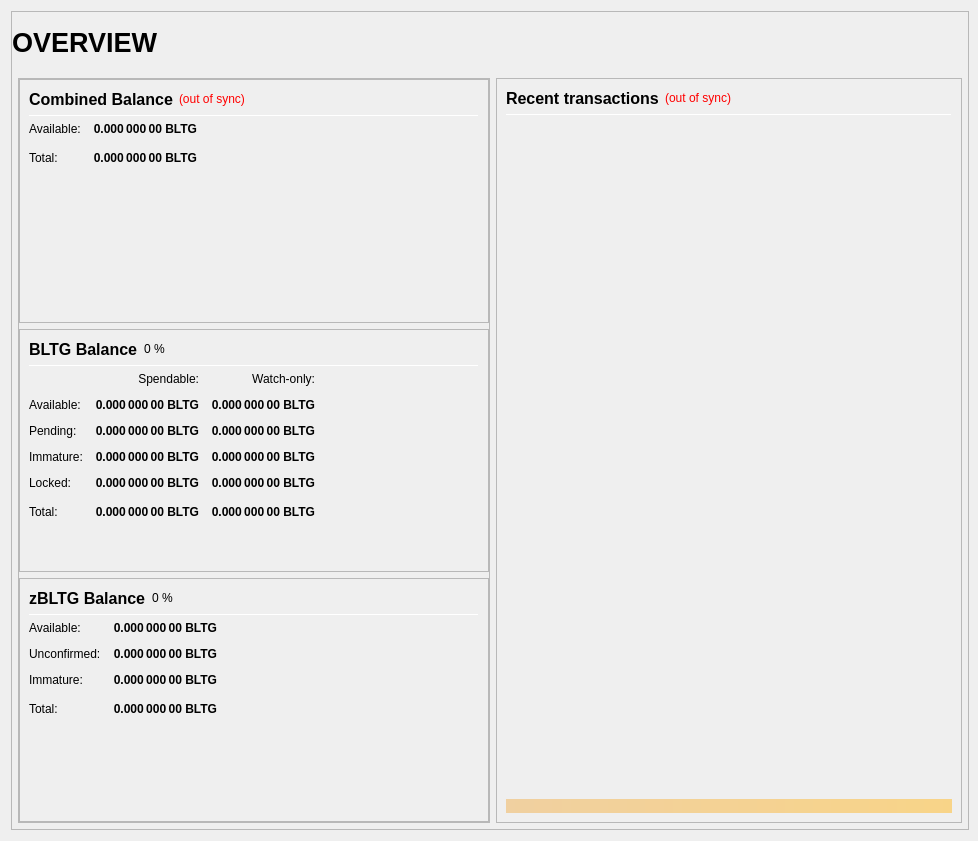
First picture: the form in src/qt/forms/overviewpage.ui, repository Block-Logic-Technology-Group/bltg, before the edit.
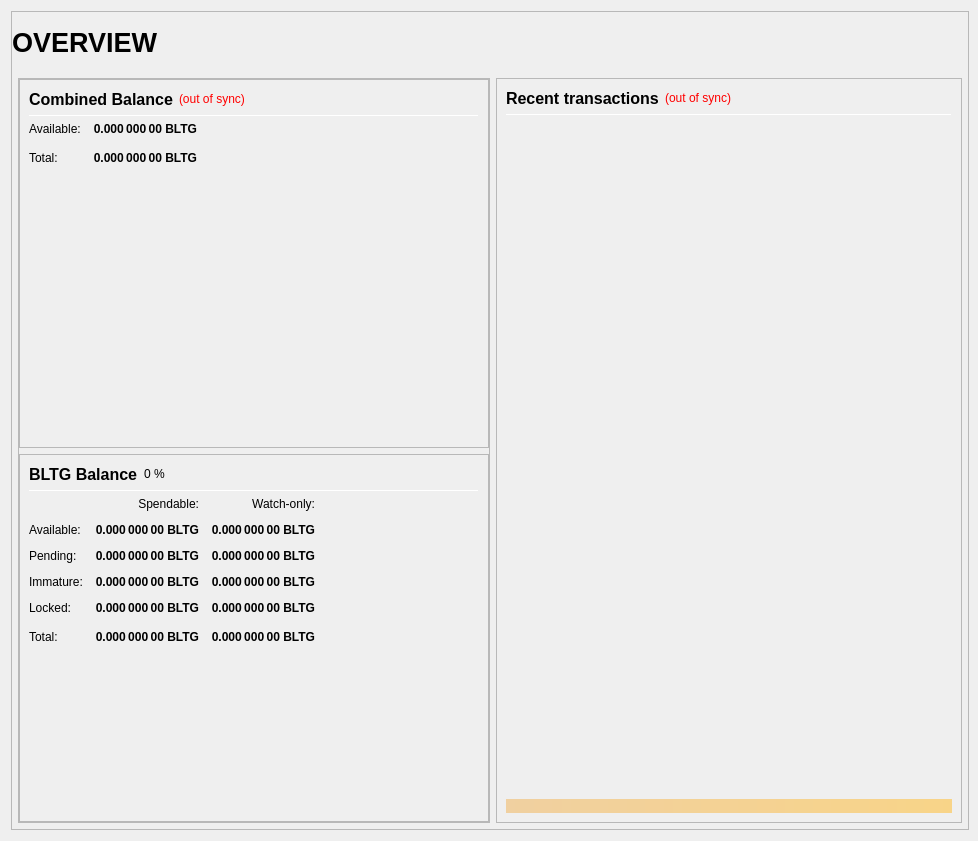
Second picture: the form after the edit.

Commit message: update overview page

The edit to the form file:
```diff
--- a/src/qt/forms/overviewpage.ui
+++ b/src/qt/forms/overviewpage.ui
@@ -798,242 +798,6 @@
                     </layout>
                    </widget>
                   </item>
-                  <item>
-                   <widget class="QFrame" name="frame_ZerocoinBalances">
-                    <property name="frameShape">
-                     <enum>QFrame::StyledPanel</enum>
-                    </property>
-                    <property name="frameShadow">
-                     <enum>QFrame::Raised</enum>
-                    </property>
-                    <layout class="QVBoxLayout" name="verticalLayout_7">
-                     <item>
-                      <layout class="QHBoxLayout" name="horizontalLayout_8" stretch="0,0,0">
-                       <item>
-                        <widget class="QLabel" name="label_5z_3">
-                         <property name="minimumSize">
-                          <size>
-                           <width>0</width>
-                           <height>20</height>
-                          </size>
-                         </property>
-                         <property name="font">
-                          <font>
-                           <pointsize>12</pointsize>
-                           <weight>75</weight>
-                           <bold>true</bold>
-                          </font>
-                         </property>
-                         <property name="text">
-                          <string>zBLTG Balance</string>
-                         </property>
-                        </widget>
-                       </item>
-                       <item>
-                        <widget class="QLabel" name="labelzBLTGPercent">
-                         <property name="text">
-                          <string notr="true">0 %</string>
-                         </property>
-                        </widget>
-                       </item>
-                       <item>
-                        <spacer name="horizontalSpacer_11">
-                         <property name="orientation">
-                          <enum>Qt::Horizontal</enum>
-                         </property>
-                         <property name="sizeHint" stdset="0">
-                          <size>
-                           <width>40</width>
-                           <height>20</height>
-                          </size>
-                         </property>
-                        </spacer>
-                       </item>
-                      </layout>
-                     </item>
-                     <item>
-                      <widget class="Line" name="line_ZerocoinBalance">
-                       <property name="minimumSize">
-                        <size>
-                         <width>0</width>
-                         <height>1</height>
-                        </size>
-                       </property>
-                       <property name="maximumSize">
-                        <size>
-                         <width>16777215</width>
-                         <height>1</height>
-                        </size>
-                       </property>
-                       <property name="orientation">
-                        <enum>Qt::Horizontal</enum>
-                       </property>
-                      </widget>
-                     </item>
-                     <item>
-                      <layout class="QGridLayout" name="gridLayout_5">
-                       <property name="spacing">
-                        <number>12</number>
-                       </property>
-                       <item row="1" column="0">
-                        <widget class="QLabel" name="labelzBalanceMatureText">
-                         <property name="toolTip">
-                          <string>Mature: more than 20 confirmation and more than 1 mint of the same denomination after it was minted.
-These zBLTG are spendable.</string>
-                         </property>
-                         <property name="text">
-                          <string>Available:</string>
-                         </property>
-                        </widget>
-                       </item>
-                       <item row="1" column="1">
-                        <widget class="QLabel" name="labelzBalanceMature">
-                         <property name="font">
-                          <font>
-                           <weight>75</weight>
-                           <bold>true</bold>
-                          </font>
-                         </property>
-                         <property name="toolTip">
-                          <string>Mature: more than 20 confirmation and more than 1 mint of the same denomination after it was minted.
-These zBLTG are spendable.</string>
-                         </property>
-                         <property name="text">
-                          <string notr="true">0.000 000 00 BLTG</string>
-                         </property>
-                         <property name="alignment">
-                          <set>Qt::AlignRight|Qt::AlignTrailing|Qt::AlignVCenter</set>
-                         </property>
-                        </widget>
-                       </item>
-                       <item row="2" column="0">
-                        <widget class="QLabel" name="labelzBalanceUnconfirmedText">
-                         <property name="toolTip">
-                          <string>Unconfirmed: less than 20 confirmations
-Immature: confirmed, but less than 1 mint of the same denomination after it was minted</string>
-                         </property>
-                         <property name="text">
-                          <string>Unconfirmed:</string>
-                         </property>
-                        </widget>
-                       </item>
-                       <item row="2" column="1">
-                        <widget class="QLabel" name="labelzBalanceUnconfirmed">
-                         <property name="font">
-                          <font>
-                           <weight>75</weight>
-                           <bold>true</bold>
-                          </font>
-                         </property>
-                         <property name="toolTip">
-                          <string>Unconfirmed: less than 20 confirmations
-Immature: confirmed, but less than 1 mint of the same denomination after it was minted</string>
-                         </property>
-                         <property name="text">
-                          <string notr="true">0.000 000 00 BLTG</string>
-                         </property>
-                         <property name="alignment">
-                          <set>Qt::AlignRight|Qt::AlignTrailing|Qt::AlignVCenter</set>
-                         </property>
-                        </widget>
-                       </item>
-                       <item row="3" column="0">
-                        <widget class="QLabel" name="labelzBalanceImmatureText">
-                         <property name="toolTip">
-                          <string>Unconfirmed: less than 20 confirmations
-Immature: confirmed, but less than 1 mint of the same denomination after it was minted</string>
-                         </property>
-                         <property name="text">
-                          <string>Immature:</string>
-                         </property>
-                        </widget>
-                       </item>
-                       <item row="3" column="1">
-                        <widget class="QLabel" name="labelzBalanceImmature">
-                         <property name="font">
-                          <font>
-                           <weight>75</weight>
-                           <bold>true</bold>
-                          </font>
-                         </property>
-                         <property name="toolTip">
-                          <string>Unconfirmed: less than 20 confirmations
-Immature: confirmed, but less than 1 mint of the same denomination after it was minted</string>
-                         </property>
-                         <property name="text">
-                          <string notr="true">0.000 000 00 BLTG</string>
-                         </property>
-                         <property name="alignment">
-                          <set>Qt::AlignRight|Qt::AlignTrailing|Qt::AlignVCenter</set>
-                         </property>
-                        </widget>
-                       </item>
-                       <item row="4" column="0">
-                        <widget class="QLabel" name="labelzBalanceText">
-                         <property name="toolTip">
-                          <string>Your current zBLTG balance, unconfirmed and immature zBLTG included.</string>
-                         </property>
-                         <property name="text">
-                          <string>Total:</string>
-                         </property>
-                        </widget>
-                       </item>
-                       <item row="4" column="1">
-                        <widget class="QLabel" name="labelzBalance">
-                         <property name="font">
-                          <font>
-                           <weight>75</weight>
-                           <bold>true</bold>
-                          </font>
-                         </property>
-                         <property name="cursor">
-                          <cursorShape>IBeamCursor</cursorShape>
-                         </property>
-                         <property name="toolTip">
-                          <string>Your current zBLTG balance, unconfirmed and immature zBLTG included.</string>
-                         </property>
-                         <property name="text">
-                          <string notr="true">0.000 000 00 BLTG</string>
-                         </property>
-                         <property name="alignment">
-                          <set>Qt::AlignRight|Qt::AlignTrailing|Qt::AlignVCenter</set>
-                         </property>
-                         <property name="textInteractionFlags">
-                          <set>Qt::LinksAccessibleByMouse|Qt::TextSelectableByKeyboard|Qt::TextSelectableByMouse</set>
-                         </property>
-                        </widget>
-                       </item>
-                       <item row="4" column="2">
-                        <spacer name="horizontalSpacer_4">
-                         <property name="orientation">
-                          <enum>Qt::Horizontal</enum>
-                         </property>
-                         <property name="sizeHint" stdset="0">
-                          <size>
-                           <width>40</width>
-                           <height>20</height>
-                          </size>
-                         </property>
-                        </spacer>
-                       </item>
-                      </layout>
-                     </item>
-                     <item>
-                      <spacer name="verticalSpacer_4">
-                       <property name="orientation">
-                        <enum>Qt::Vertical</enum>
-                       </property>
-                       <property name="sizeHint" stdset="0">
-                        <size>
-                         <width>20</width>
-                         <height>40</height>
-                        </size>
-                       </property>
-                      </spacer>
-                     </item>
-                    </layout>
-                   </widget>
-                  </item>
                  </layout>
                 </widget>
                </item>
```
